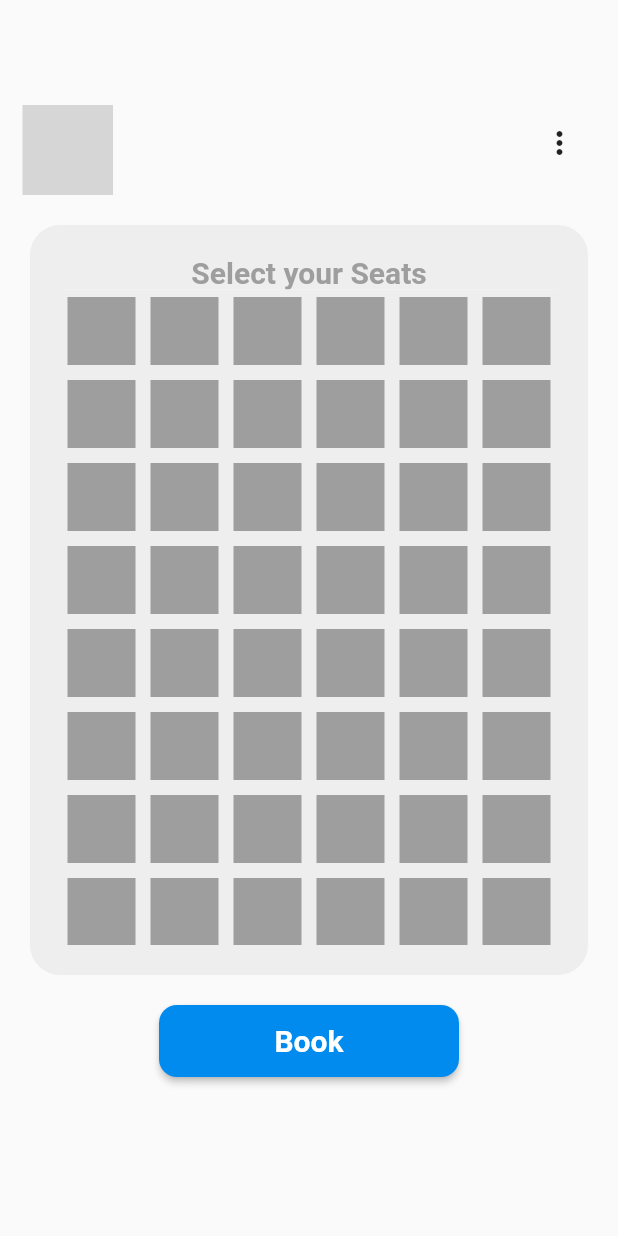
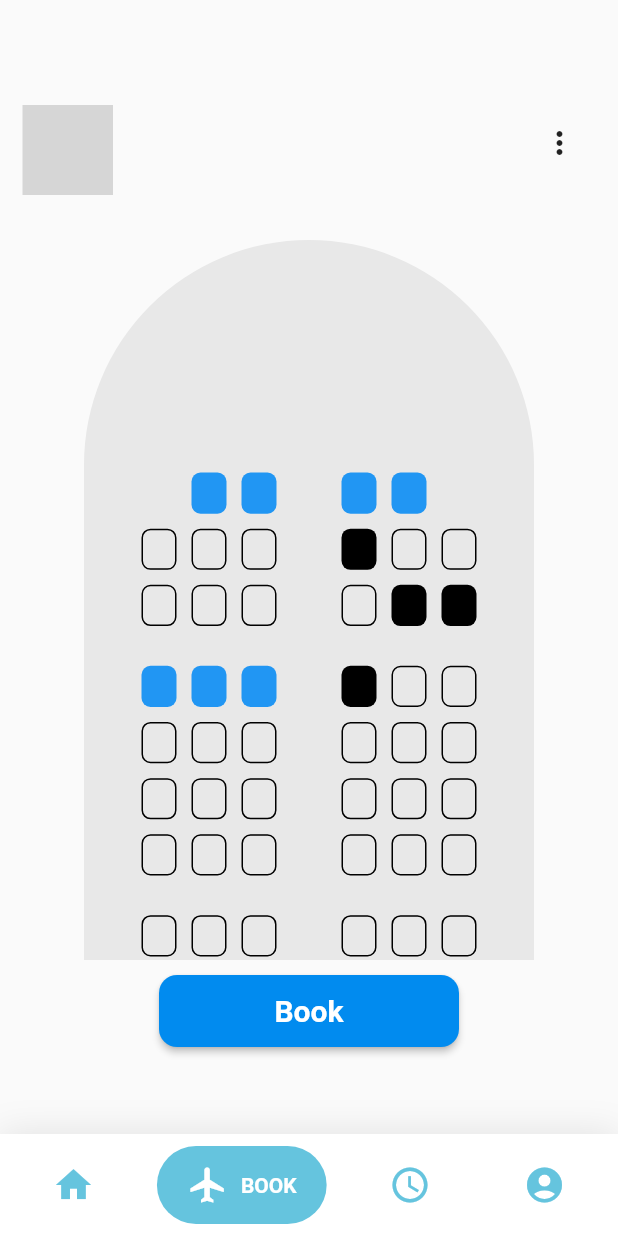
Before and after one commit to Y3S2-Assignment-Group/Srilankan-Airlines-Frontend, a Flutter app: the Seats screen opened by its route, on a phone screen of 412 x 824 dp. Run offline on Flutter 3.47's test engine with Material 2 defaults, Android fonts, the phone set to English and light mode, and no system bars; drawn by our look-alikes of google_nav_bar; our stand-ins replace carousel_slider, flutter_rating_bar, flutter_svg, font_awesome_flutter, lottie; grey boxes are pictures that could not be loaded.

Commit message:
Seatbooking

```diff
--- a/lib/screens/bookflight/flightSeatbook.dart
+++ /dev/null
@@ -1,19 +0,0 @@
-import 'package:flutter/material.dart';
-import 'package:srilankan_airline/widgets/appbar.dart';
-
-class seatbook extends StatefulWidget {
-  seatbook({Key? key}) : super(key: key);
-
-  @override
-  _seatbookState createState() => _seatbookState();
-}
-
-class _seatbookState extends State<seatbook> {
-  @override
-  Widget build(BuildContext context) {
-    return Container(
-        child: Column(
-      children: [appbar()],
-    ));
-  }
-}
--- /dev/null
+++ b/lib/screens/seats/BuildSeats.dart
@@ -0,0 +1,36 @@
+import 'package:flutter/material.dart';
+
+class BuildChairs{
+  static Widget selectedChair(){
+    return Container(
+      height: 10.0,
+      width: 10.0,
+      decoration: BoxDecoration(
+        color: Colors.blue,
+        borderRadius: BorderRadius.circular(6.0)
+      ),
+    );
+  }
+
+  static Widget availableChair(){
+    return Container(
+      height: 10.0,
+      width: 10.0,
+      decoration: BoxDecoration(
+          border: Border.all(color: Colors.black),
+          borderRadius: BorderRadius.circular(6.0)
+      ),
+    );
+  }
+
+  static Widget reservedChair(){
+    return Container(
+      height: 10.0,
+      width: 10.0,
+      decoration: BoxDecoration(
+          color: Colors.black,
+          borderRadius: BorderRadius.circular(6.0)
+      ),
+    );
+  }
+}
--- /dev/null
+++ b/lib/screens/seats/SeatSelection.dart
@@ -0,0 +1,102 @@
+import 'package:flutter/material.dart';
+import 'package:srilankan_airline/screens/seats/BuildSeats.dart';
+
+class SeatSelection extends StatefulWidget {
+  const SeatSelection({Key? key}) : super(key: key);
+
+  @override
+  _SeatSelectionState createState() => _SeatSelectionState();
+}
+
+class _SeatSelectionState extends State<SeatSelection> {
+  Widget _seatList() {
+    Size size = MediaQuery.of(context).size;
+
+    // 1 is free seats
+    // 2 is selected seats
+    // 3 is reserved seats
+
+    var _chairStatus = [
+      [2, 2, 2, 2, 2, 2, 2],
+      [1, 1, 1, 1, 3, 1, 1],
+      [1, 1, 1, 1, 1, 3, 3],
+      [2, 2, 2, 1, 3, 1, 1],
+      [1, 1, 1, 1, 1, 1, 1],
+      [1, 1, 1, 1, 1, 1, 1],
+      [1, 1, 1, 1, 1, 1, 1],
+      [1, 1, 1, 1, 1, 1, 1],
+      [1, 1, 1, 1, 1, 1, 1],
+      [1, 1, 1, 1, 1, 1, 1],
+      [1, 1, 1, 1, 1, 1, 1],
+    ];
+
+    return Container(
+      child: Column(
+        children: <Widget>[
+          for (int i = 0; i < 11; i++)
+            Container(
+              // color: Colors.red,
+
+              margin: EdgeInsets.only(
+                  top: (i == 3 || i == 7) ? size.height * .02 : 0),
+              child: Row(
+                children: <Widget>[
+                  for (int x = 0; x < 9; x++)
+                    Expanded(
+                      // flex: x == 0 || x == 8 ? 2 : 1,
+                      child: x == 0 ||
+                              x == 8 ||
+                              (i == 0 && x == 1) ||
+                              (i == 0 && x == 7) ||
+                              (x == 4)
+                          ? Container()
+                          : Container(
+                              height: size.width / 11 - 10,
+                              margin: EdgeInsets.all(5),
+                              child: _chairStatus[i][x - 1] == 1
+                                  ? BuildChairs.availableChair()
+                                  : _chairStatus[i][x - 1] == 2
+                                      ? BuildChairs.selectedChair()
+                                      : BuildChairs.reservedChair(),
+                            ),
+                    ),
+                ],
+              ),
+            ),
+        ],
+      ),
+    );
+  }
+
+  @override
+  Widget build(BuildContext context) {
+    return SingleChildScrollView(
+      child: Column(
+        children: <Widget>[
+          SizedBox(
+            height: 20,
+          ),
+          Container(
+            height: 1000,
+            width: 300,
+            decoration: BoxDecoration(
+                color: Colors.grey.withOpacity(0.2),
+                borderRadius: BorderRadius.only(
+                    topLeft: Radius.circular(200),
+                    topRight: Radius.circular(200),
+                    bottomLeft: Radius.circular(25),
+                    bottomRight: Radius.circular(25))),
+            child: Column(
+              children: [
+                SizedBox(
+                  height: 150,
+                ),
+                _seatList()
+              ],
+            ),
+          ),
+        ],
+      ),
+    );
+  }
+}
--- a/lib/screens/seats/seats.dart
+++ b/lib/screens/seats/seats.dart
@@ -1,6 +1,6 @@
 import 'package:flutter/material.dart';
 import 'package:srilankan_airline/modules/BottomNavigation.dart';
-import 'package:srilankan_airline/screens/seats/seatsgrid.dart';
+import 'package:srilankan_airline/screens/seats/SeatSelection.dart';
 import 'package:srilankan_airline/widgets/appbar.dart';
 import '../../Util/colors.dart' as color;
 
@@ -15,38 +15,19 @@ class _SeatsState extends State<Seats> {
   @override
   Widget build(BuildContext context) {
     return Scaffold(
+      bottomNavigationBar: BottomNavigation(selIndex: 1),
       body: Column(
         children: [
           SizedBox(
             height: 60,
           ),
           appbar(),
-          SingleChildScrollView(
-            child: Container(
-              padding: const EdgeInsets.all(20),
-              margin: const EdgeInsets.all(20),
-              height: 500,
-              decoration: BoxDecoration(
-                  color: Colors.grey.shade200,
-                  borderRadius: BorderRadius.circular(20)),
-              child: Column(
-                children: [
-                  Row(
-                    mainAxisAlignment: MainAxisAlignment.center,
-                    children: [
-                      Text(
-                        "Select your Seats",
-                        style: TextStyle(
-                            fontWeight: FontWeight.bold,
-                            fontSize: 20,
-                            color: Colors.grey),
-                      )
-                    ],
-                  ),
-                  Expanded(child: SeatsGrid())
-                ],
-              ),
-            ),
+          SizedBox(
+            height: 10,
+          ),
+          Container(height: 500,padding: EdgeInsets.symmetric(horizontal: 20), child: SeatSelection()),
+          SizedBox(
+            height: 10,
           ),
           Center(
             child: Material(
--- a/lib/screens/seats/seatsgrid.dart
+++ /dev/null
@@ -1,31 +0,0 @@
-import 'package:flutter/material.dart';
-
-class SeatsGrid extends StatefulWidget {
-  const SeatsGrid({Key? key}) : super(key: key);
-
-  @override
-  _SeatsGridState createState() => _SeatsGridState();
-}
-
-class _SeatsGridState extends State<SeatsGrid> {
-  @override
-  Widget build(BuildContext context) {
-    return Scaffold(
-      body: Container(
-        decoration: BoxDecoration(color: Colors.grey.shade200),
-        child: GridView.count(
-          // Create a grid with 2 columns. If you change the scrollDirection to
-          // horizontal, this produces 2 rows.
-          crossAxisCount: 6,
-          // Generate 100 widgets that display their index in the List.
-          children: List.generate(48, (index) {
-            return Container(
-              margin: const EdgeInsets.all(5),
-              decoration: BoxDecoration(color: Colors.grey),
-            );
-          }),
-        ),
-      ),
-    );
-  }
-}
```
